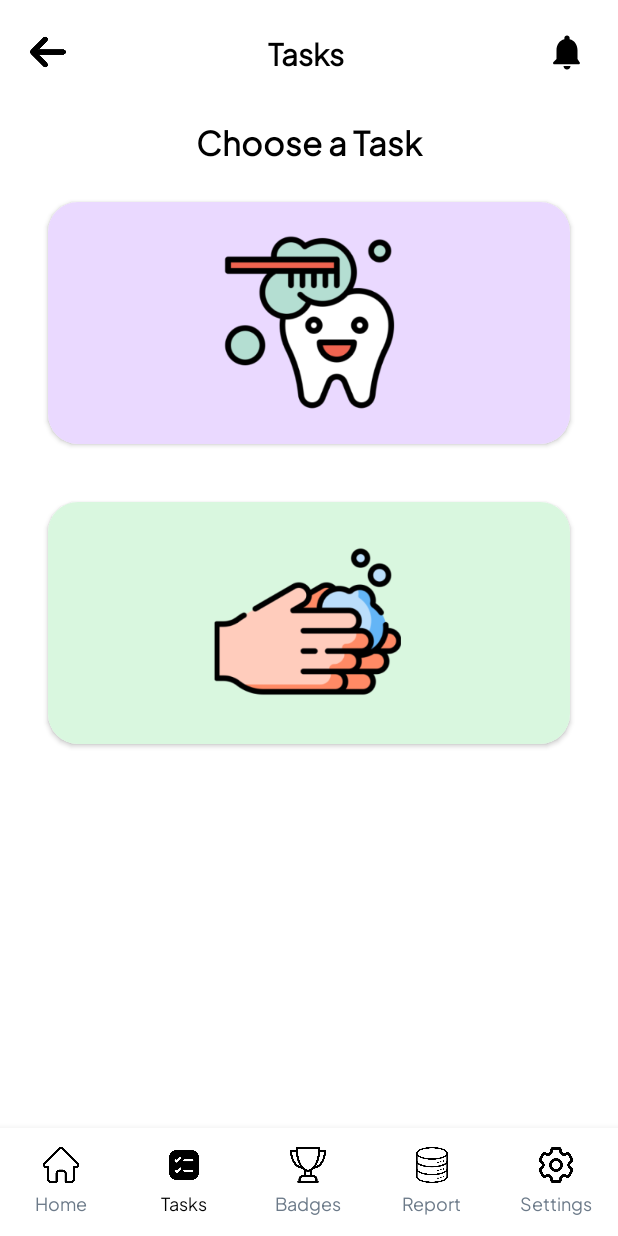
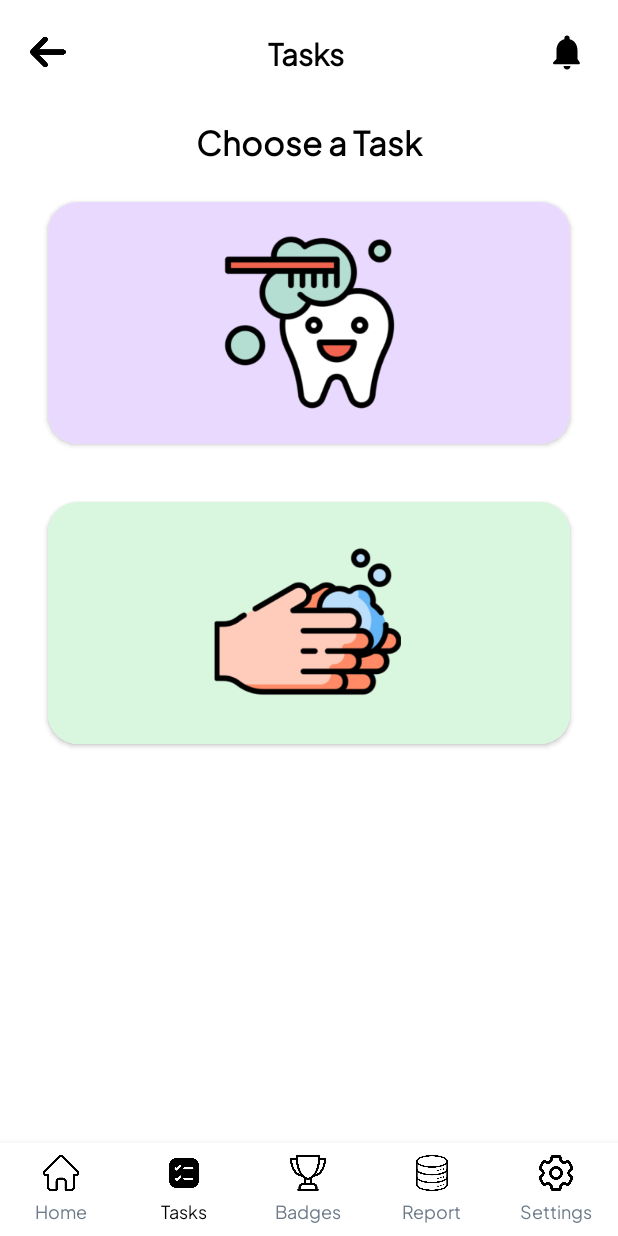
Before and after one commit to inigodraf/Hygiene-Buddy, an Android app: the FragmentTasks screen opened through its navigation route, on a phone screen of 412 x 824 dp. Run offline under Robolectric (Android 15) with nearby library versions, the phone set to English and light mode, and no system bars.

Commit message:
fixed position navbar

```diff
--- a/app/src/main/java/com/example/hygienebuddy/HomeDashboardFragment.java
+++ b/app/src/main/java/com/example/hygienebuddy/HomeDashboardFragment.java
@@ -178,8 +178,8 @@ public class HomeDashboardFragment extends Fragment {
     private void loadMockUpcomingTasks() {
         layoutUpcomingTasks.removeAllViews();
 
-        String[] tasks = {"Handwashing", "Toothbrushing", "Hair Combing"};
-        String[] times = {"8:00 AM", "8:30 AM", "9:00 AM"};
+        String[] tasks = {"Handwashing", "Toothbrushing"};
+        String[] times = {"8:00 AM", "8:30 AM"};
 
         for (int i = 0; i < tasks.length; i++) {
             LinearLayout taskCard = new LinearLayout(getContext());
--- a/app/src/main/res/layout/fragment_tasks.xml
+++ b/app/src/main/res/layout/fragment_tasks.xml
@@ -1,13 +1,13 @@
 <?xml version="1.0" encoding="utf-8"?>
-<LinearLayout xmlns:android="http://schemas.android.com/apk/res/android"
+<RelativeLayout xmlns:android="http://schemas.android.com/apk/res/android"
     xmlns:app="http://schemas.android.com/apk/res-auto"
     android:layout_width="match_parent"
     android:layout_height="match_parent"
-    android:orientation="vertical"
     android:background="@color/white">
 
     <!-- Header Section -->
     <LinearLayout
+        android:id="@+id/headerSection"
         android:layout_width="match_parent"
         android:layout_height="wrap_content"
         android:orientation="horizontal"
@@ -45,24 +45,13 @@
             app:tint="#000000" />
     </LinearLayout>
 
-    <!-- Instruction -->
-    <TextView
-        android:id="@+id/tvChooseTask"
+    <!-- Scrollable content -->
+    <ScrollView
+        android:id="@+id/scrollContent"
         android:layout_width="match_parent"
-        android:layout_height="wrap_content"
-        android:text="Choose a Task"
-        android:textSize="22sp"
-        android:textStyle="bold"
-        android:textColor="#000000"
-        android:gravity="center"
-        android:layout_marginTop="8dp"
-        android:layout_marginBottom="16dp" />
-
-    <!-- Scroll Container -->
-    <ScrollView
-        android:layout_width="match_parent"
-        android:layout_height="0dp"
-        android:layout_weight="1"
+        android:layout_height="match_parent"
+        android:layout_below="@id/headerSection"
+        android:layout_above="@id/layoutBottomNav"
         android:paddingHorizontal="24dp">
 
         <LinearLayout
@@ -70,6 +59,19 @@
             android:layout_height="wrap_content"
             android:orientation="vertical"
             android:gravity="center_horizontal">
+
+            <!-- Instruction -->
+            <TextView
+                android:id="@+id/tvChooseTask"
+                android:layout_width="match_parent"
+                android:layout_height="wrap_content"
+                android:text="Choose a Task"
+                android:textSize="22sp"
+                android:textStyle="bold"
+                android:textColor="#000000"
+                android:gravity="center"
+                android:layout_marginTop="8dp"
+                android:layout_marginBottom="16dp" />
 
             <!-- Toothbrushing Card -->
             <androidx.cardview.widget.CardView
@@ -124,7 +126,12 @@
         </LinearLayout>
     </ScrollView>
 
-    <!-- Bottom Navigation -->
-    <include layout="@layout/layout_bottom_nav" />
+    <!-- Fixed Bottom Navigation -->
+    <include
+        android:id="@+id/layoutBottomNav"
+        layout="@layout/layout_bottom_nav"
+        android:layout_width="match_parent"
+        android:layout_height="wrap_content"
+        android:layout_alignParentBottom="true" />
 
-</LinearLayout>
+</RelativeLayout>
```
Also changed, not shown: app/src/main/res/layout/fragment_badges.xml (+20 -8 lines), app/src/main/res/layout/fragment_home_dashboard.xml (+18 -5 lines), app/src/main/res/layout/fragment_settings.xml (+23 -33 lines).
